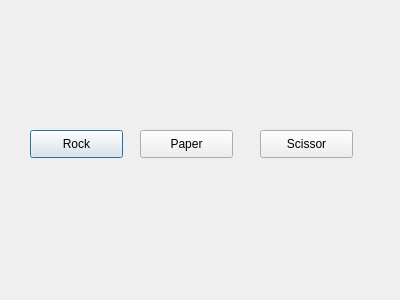
The window that rpsdlg.ui (dizzz/WinsockQTChess) describes before a commit, drawn with Qt 5.
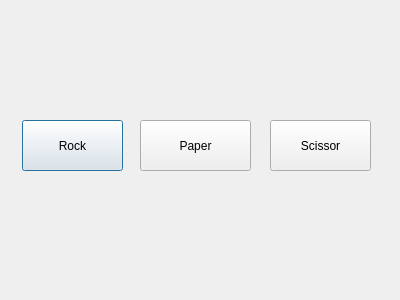
The same window after the commit.

```diff
--- a/rpsdlg.ui
+++ b/rpsdlg.ui
@@ -13,13 +13,17 @@
   <property name="windowTitle">
    <string>Dialog</string>
   </property>
+  <property name="styleSheet">
+   <string notr="true">font: 12pt &quot;Roboto Mono&quot;;
+font: 75 10pt &quot;Roboto Mono&quot;;</string>
+  </property>
   <widget class="QPushButton" name="rockbtn">
    <property name="geometry">
     <rect>
-     <x>30</x>
-     <y>130</y>
-     <width>93</width>
-     <height>28</height>
+     <x>22</x>
+     <y>120</y>
+     <width>101</width>
+     <height>51</height>
     </rect>
    </property>
    <property name="text">
@@ -30,9 +34,9 @@
    <property name="geometry">
     <rect>
      <x>140</x>
-     <y>130</y>
-     <width>93</width>
-     <height>28</height>
+     <y>120</y>
+     <width>111</width>
+     <height>51</height>
     </rect>
    </property>
    <property name="text">
@@ -42,10 +46,10 @@
   <widget class="QPushButton" name="scissorbtn">
    <property name="geometry">
     <rect>
-     <x>260</x>
-     <y>130</y>
-     <width>93</width>
-     <height>28</height>
+     <x>270</x>
+     <y>120</y>
+     <width>101</width>
+     <height>51</height>
     </rect>
    </property>
    <property name="text">
```
